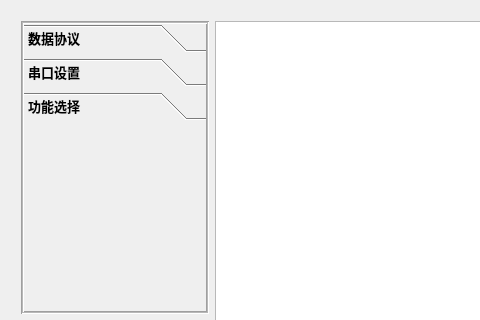
First picture: the form in mainwindow.ui, repository onionc/improved-bee, before the edit; both pictures show x 0 to 480 and y 0 to 320 of the 800 by 470 pixel window.
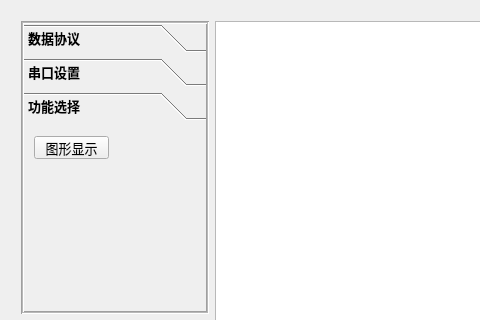
Second picture: the form after the edit. The open tabs and pages were chosen to show the change. Icons and pictures are not drawn. Custom widgets are drawn as their Qt base class.

The edit to the form file:
```diff
--- a/mainwindow.ui
+++ b/mainwindow.ui
@@ -909,6 +909,25 @@
           <attribute name="label">
            <string>功能选择</string>
           </attribute>
+          <widget class="QPushButton" name="pushButton">
+           <property name="geometry">
+            <rect>
+             <x>10</x>
+             <y>10</y>
+             <width>75</width>
+             <height>23</height>
+            </rect>
+           </property>
+           <property name="font">
+            <font>
+             <weight>50</weight>
+             <bold>false</bold>
+            </font>
+           </property>
+           <property name="text">
+            <string>图形显示</string>
+           </property>
+          </widget>
          </widget>
         </widget>
        </item>
```
Left out of the diff: 2 changed lines with no effect on the pictures.
